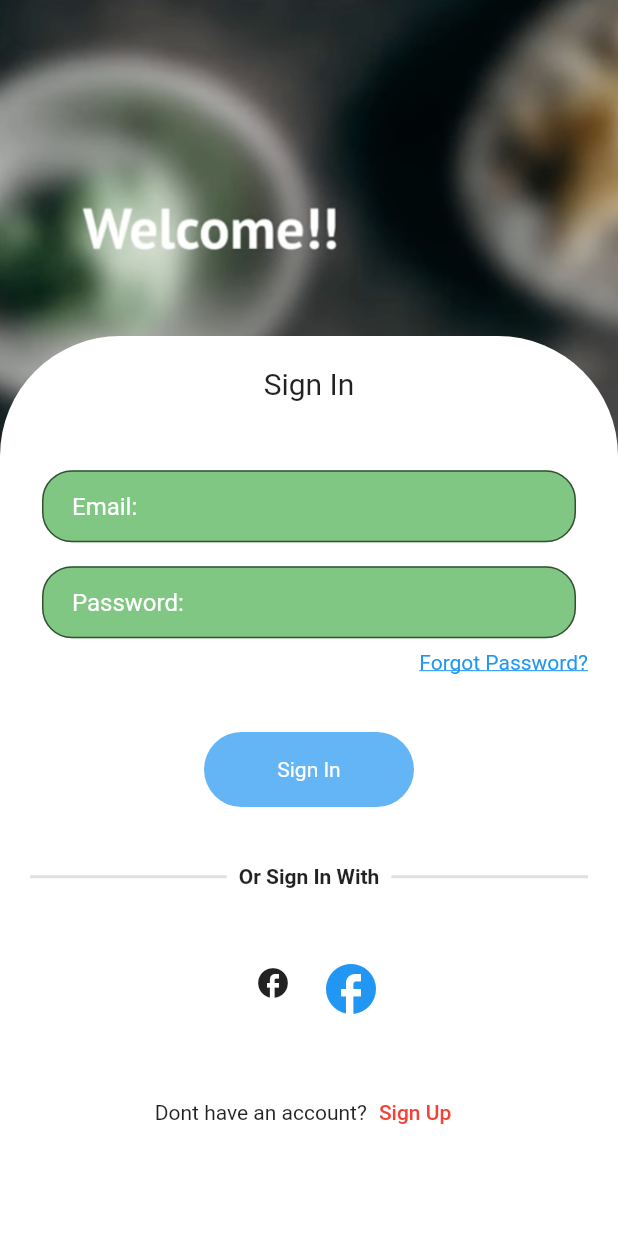
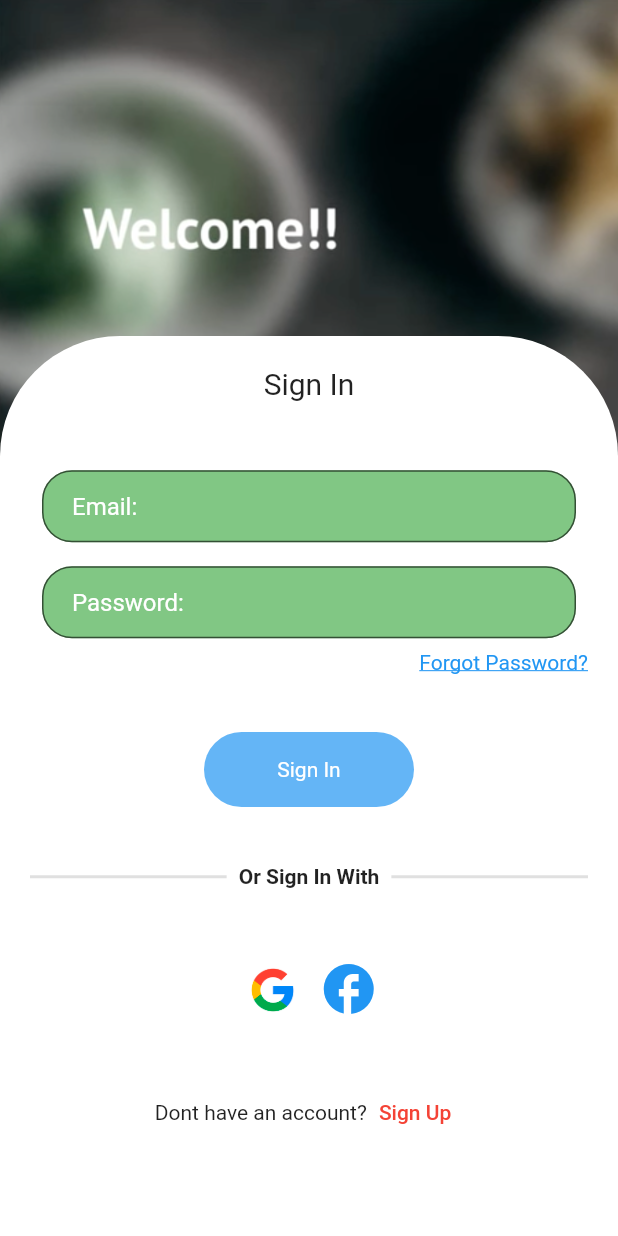
Before and after one commit to shaunkani007/flutter-news-api, a Flutter app: the screen it shows after launch, on a phone screen of 412 x 824 dp. Run offline on Flutter 3.47's test engine with Material 2 defaults, Android fonts, the phone set to English and light mode, and no system bars; our stand-ins replace get, shared_preferences.

Commit message:
Added google icon asset for login and sign up page

```diff
--- a/lib/presentation/ui_components/input_form.dart
+++ b/lib/presentation/ui_components/input_form.dart
@@ -47,8 +47,13 @@ class InputForm extends StatelessWidget {
                 hintLabel: 'Password:',
                 onChanged: (val) =>
                     Get.find<SignUpApiService>().changePassword(val)),
-        !isSignIn ? InputField(hintLabel: 'Confirm Password:', onChanged: (val) =>
-                    Get.find<SignUpApiService>().changePasswordConf(val),) : Container(),
+        !isSignIn
+            ? InputField(
+                hintLabel: 'Confirm Password:',
+                onChanged: (val) =>
+                    Get.find<SignUpApiService>().changePasswordConf(val),
+              )
+            : Container(),
         isSignIn
             ? Align(
                 child: Text(
@@ -71,7 +76,19 @@ class InputForm extends StatelessWidget {
         Row(
           mainAxisAlignment: MainAxisAlignment.center,
           children: [
-            IconButton(onPressed: () {}, icon: Icon(Icons.facebook)),
+            Transform.translate(
+              offset: Offset(0, 5),
+              child: Container(
+                height: 45,
+                width: 45,
+                decoration: BoxDecoration(
+                  image: DecorationImage(
+                    image: AssetImage('assets/images/google.jpg'),
+                    fit: BoxFit.contain,
+                  ),
+                ),
+              ),
+            ),
             IconButton(
               onPressed: () {},
               icon: Icon(
--- a/pubspec.yaml
+++ b/pubspec.yaml
@@ -50,7 +50,7 @@ flutter:
   # To add assets to your application, add an assets section, like this:
   assets:
     - assets/images/background.png
-  #   - images/a_dot_ham.jpeg
+    - assets/images/google.jpg
 
   # An image asset can refer to one or more resolution-specific "variants", see
   # https://flutter.dev/assets-and-images/#resolution-aware.
```
Also changed, not shown: assets/images/google.jpg (added).
